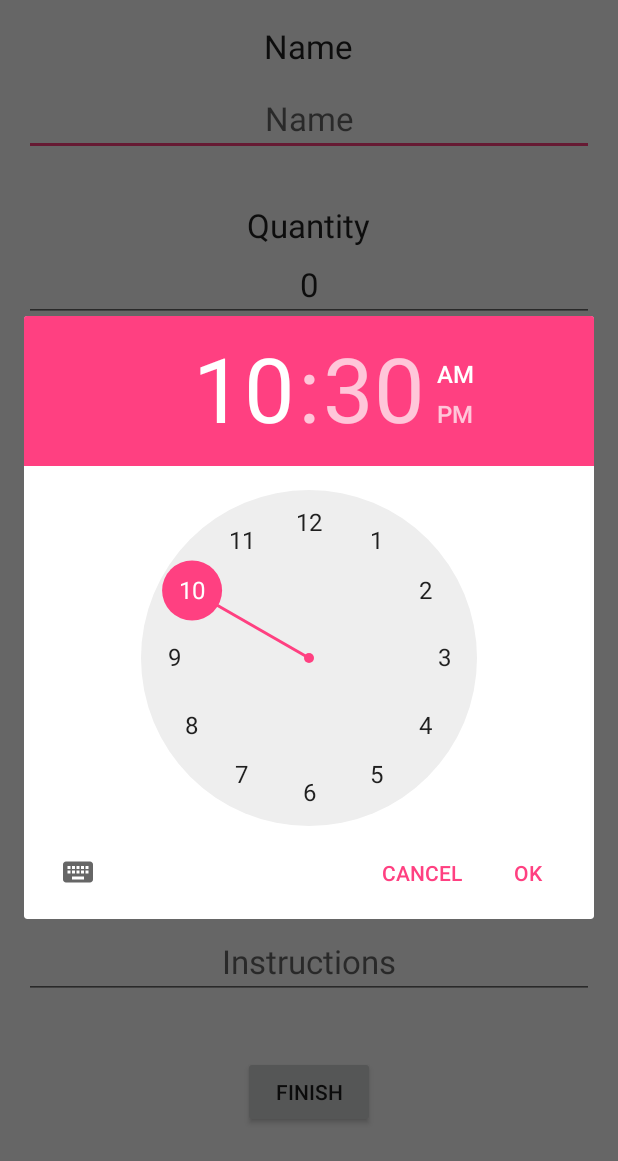
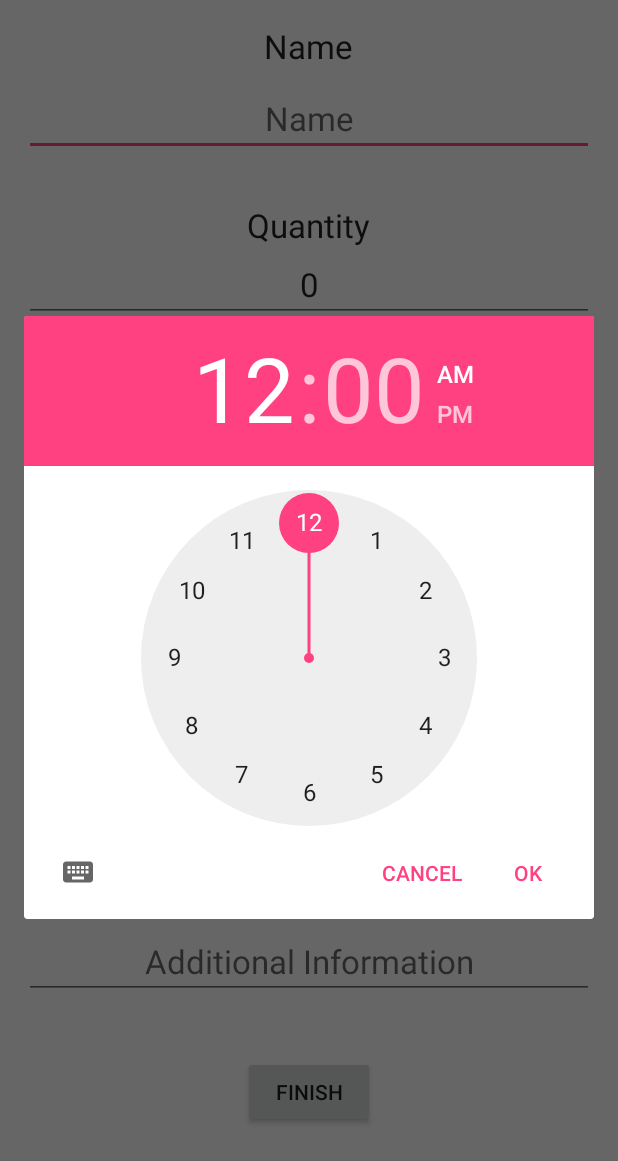
Before and after one commit to ENGR-103-Group-061-02/Pill_Reminder, an Android app: the EditPill screen opened directly, with no data from a screen before it, after a tap on "CHANGE TIME", on a phone screen of 412 x 824 dp. Shown: the top 1161 px of the screen. Run offline under Robolectric (Android 15) with nearby library versions, the light colour scheme and no system bars; libraries missing offline, so code that uses them is left out: com.nostra13.universalimageloader; 5 statements that could not run were skipped.

Commit message:
I think it works now.

```diff
--- a/app/src/main/AndroidManifest.xml
+++ b/app/src/main/AndroidManifest.xml
@@ -1,6 +1,8 @@
 <?xml version="1.0" encoding="utf-8"?>
 <manifest xmlns:android="http://schemas.android.com/apk/res/android"
     package="com.drexel.engr103grp061_02.pillreminder">
+
+    <uses-permission android:name="android.permission.WRITE_EXTERNAL_STORAGE" />
 
     <application
         android:allowBackup="true"
--- a/app/src/main/java/com/drexel/engr103grp061_02/pillreminder/EditPill.java
+++ b/app/src/main/java/com/drexel/engr103grp061_02/pillreminder/EditPill.java
@@ -1,5 +1,6 @@
 package com.drexel.engr103grp061_02.pillreminder;
 
+import java.util.Calendar;
 import android.app.AlarmManager;
 import android.app.Dialog;
 import android.app.DialogFragment;
@@ -9,13 +10,13 @@ import android.content.Context;
 import android.content.Intent;
 import android.content.pm.ActivityInfo;
 import android.database.sqlite.SQLiteDatabase;
-import android.graphics.drawable.BitmapDrawable;
 import android.os.Bundle;
 import android.support.v7.app.AppCompatActivity;
 import android.support.v7.widget.Toolbar;
 import android.text.format.DateFormat;
+import android.util.Log;
 import android.view.View;
-import android.view.ViewGroup;
+import android.widget.ImageView;
 import android.widget.TextView;
 import android.widget.TimePicker;
 import android.widget.Toast;
@@ -23,8 +24,10 @@ import android.widget.Toast;
 import com.drexel.engr103grp061_02.pillreminder.database.FeedReaderContract;
 import com.drexel.engr103grp061_02.pillreminder.database.Pill;
 import com.drexel.engr103grp061_02.pillreminder.database.Time;
+import com.nostra13.universalimageloader.core.DisplayImageOptions;
+import com.nostra13.universalimageloader.core.ImageLoader;
+import com.nostra13.universalimageloader.core.ImageLoaderConfiguration;
 
-import java.util.Calendar;
 
 public class EditPill extends AppCompatActivity {
     String name;
@@ -44,6 +47,15 @@ public class EditPill extends AppCompatActivity {
         Toolbar toolbar = (Toolbar) findViewById(R.id.toolbar);
         setSupportActionBar(toolbar);
         setRequestedOrientation(ActivityInfo.SCREEN_ORIENTATION_PORTRAIT);
+
+        DisplayImageOptions defaultOptions = new DisplayImageOptions.Builder().cacheInMemory(false).build();
+        ImageView imgView =(ImageView) findViewById(R.id.editLogo);
+        ImageLoaderConfiguration config = new ImageLoaderConfiguration.Builder(this)
+                .defaultDisplayImageOptions(defaultOptions)
+                .build();
+
+        ImageLoader.getInstance().init(config);
+        ImageLoader.getInstance().displayImage("assets://logo2.png", imgView);
         //TODO assuming
         Intent intent = getIntent();
         name = intent.getStringExtra("name");
@@ -56,7 +68,7 @@ public class EditPill extends AppCompatActivity {
         textQuantity = (TextView) findViewById(R.id.pillQuantity);
         textTime = (TextView) findViewById(R.id.pillTime);
         textInstructions = (TextView) findViewById(R.id.pillInstructions);
-
+        Log.d("time", oldT.getTimeFormattedString());
         textName.setText(name);
         textQuantity.setText(Integer.toString(quantity));
         textTime.setText(oldT.getTimeFormattedString());
@@ -82,8 +94,8 @@ public class EditPill extends AppCompatActivity {
         public Dialog onCreateDialog(Bundle savedInstanceState) {
             // Use the current time as the default values for the picker
             final Calendar c = Calendar.getInstance();
-            int hour = c.get(Calendar.HOUR_OF_DAY);
-            int minute = c.get(Calendar.MINUTE);
+            int hour = oldT.getHours();
+            int minute = oldT.getMinutes();
 
             // Create a new instance of TimePickerDialog and return it
             return new TimePickerDialog(getActivity(), this, hour, minute,
--- a/app/src/main/res/layout/add_pill.xml
+++ b/app/src/main/res/layout/add_pill.xml
@@ -12,8 +12,7 @@
         <ImageView
             android:layout_width="wrap_content"
             android:layout_height="wrap_content"
-            android:id="@+id/imageView3"
-            android:src="@drawable/logo2"
+            android:id="@+id/addLogo"
             android:contentDescription="Logo"
             android:layout_centerVertical="true"
             android:layout_centerHorizontal="true" />
@@ -44,7 +43,7 @@
             android:layout_width="wrap_content"
             android:layout_height="wrap_content"
             android:id="@+id/Pill_instructions"
-            android:hint="Aditional Information (Optional)"
+            android:hint="Additional Information (Optional)"
             android:gravity="center"
             android:layout_below="@+id/Pill_quantity"
             android:layout_centerHorizontal="true"
--- a/app/src/main/res/layout/content_edit_pill.xml
+++ b/app/src/main/res/layout/content_edit_pill.xml
@@ -17,11 +17,10 @@
     <ImageView
         android:layout_width="wrap_content"
         android:layout_height="wrap_content"
-        android:id="@+id/imageView4"
+        android:id="@+id/editLogo"
         android:contentDescription="Logo"
         android:layout_centerVertical="true"
-        android:layout_centerHorizontal="true"
-        android:src="@drawable/logo2" />
+        android:layout_centerHorizontal="true" />
 
     <EditText
         android:layout_width="match_parent"
@@ -66,8 +65,7 @@
         android:layout_alignParentRight="true"
         android:layout_alignParentEnd="true"
         android:layout_marginBottom="38dp"
-        android:hint="Instructions"
-        android:text="test" />
+        android:hint="Additional Information" />
 
     <EditText
         android:layout_width="match_parent"
@@ -127,7 +125,7 @@
         android:layout_width="wrap_content"
         android:layout_height="wrap_content"
         android:textAppearance="?android:attr/textAppearanceLarge"
-        android:text="Aditional Information"
+        android:text="Additional Information"
         android:id="@+id/textView5"
         android:layout_above="@+id/pillInstructions"
         android:layout_centerHorizontal="true" />
--- a/app/src/main/res/layout/content_main2.xml
+++ b/app/src/main/res/layout/content_main2.xml
@@ -20,8 +20,7 @@
         android:layout_centerHorizontal="true"
         android:contentDescription="Logo"
         android:background="#ffffff"
-        android:id="@+id/imageView2"
-        android:src="@drawable/logo2" />
+        android:id="@+id/mainLogo" />
 
     <ListView
         android:layout_width="wrap_content"
--- a/app/src/main/res/layout/content_select_pill.xml
+++ b/app/src/main/res/layout/content_select_pill.xml
@@ -15,11 +15,10 @@
     <ImageView
         android:layout_width="wrap_content"
         android:layout_height="wrap_content"
-        android:id="@+id/imageView5"
+        android:id="@+id/selectLogo"
         android:contentDescription="Logo"
         android:layout_centerVertical="true"
-        android:layout_centerHorizontal="true"
-        android:src="@drawable/logo2" />
+        android:layout_centerHorizontal="true" />
 
     <ListView
         android:layout_width="wrap_content"
--- a/app/src/main/res/layout/delete_pill_layout.xml
+++ b/app/src/main/res/layout/delete_pill_layout.xml
@@ -11,11 +11,10 @@
         <ImageView
             android:layout_width="wrap_content"
             android:layout_height="wrap_content"
-            android:id="@+id/imageView6"
+            android:id="@+id/deleteLogo"
             android:contentDescription="Logo"
             android:layout_centerVertical="true"
-            android:layout_centerHorizontal="true"
-            android:src="@drawable/logo2" />
+            android:layout_centerHorizontal="true" />
 
         <Button
             android:layout_width="wrap_content"
--- a/app/src/main/res/layout/pill_notification.xml
+++ b/app/src/main/res/layout/pill_notification.xml
@@ -7,11 +7,10 @@
     <ImageView
         android:layout_width="wrap_content"
         android:layout_height="wrap_content"
-        android:id="@+id/imageView7"
+        android:id="@+id/noteLogo"
         android:contentDescription="Logo"
         android:layout_centerVertical="true"
-        android:layout_centerHorizontal="true"
-        android:src="@drawable/logo2" />
+        android:layout_centerHorizontal="true" />
 
     <Button
         style="?android:attr/buttonStyleSmall"
```
Also changed, not shown: app/src/main/java/com/drexel/engr103grp061_02/pillreminder/AddPill.java (+13 -1 lines), app/src/main/java/com/drexel/engr103grp061_02/pillreminder/Delete_Pill.java (+16 -3 lines), app/src/main/java/com/drexel/engr103grp061_02/pillreminder/Main2Activity.java (+17 -69 lines), app/src/main/java/com/drexel/engr103grp061_02/pillreminder/PillNotificationPage.java (+16 -3 lines), app/src/main/java/com/drexel/engr103grp061_02/pillreminder/SelectPill.java (+15 -2 lines), 1 other file.
